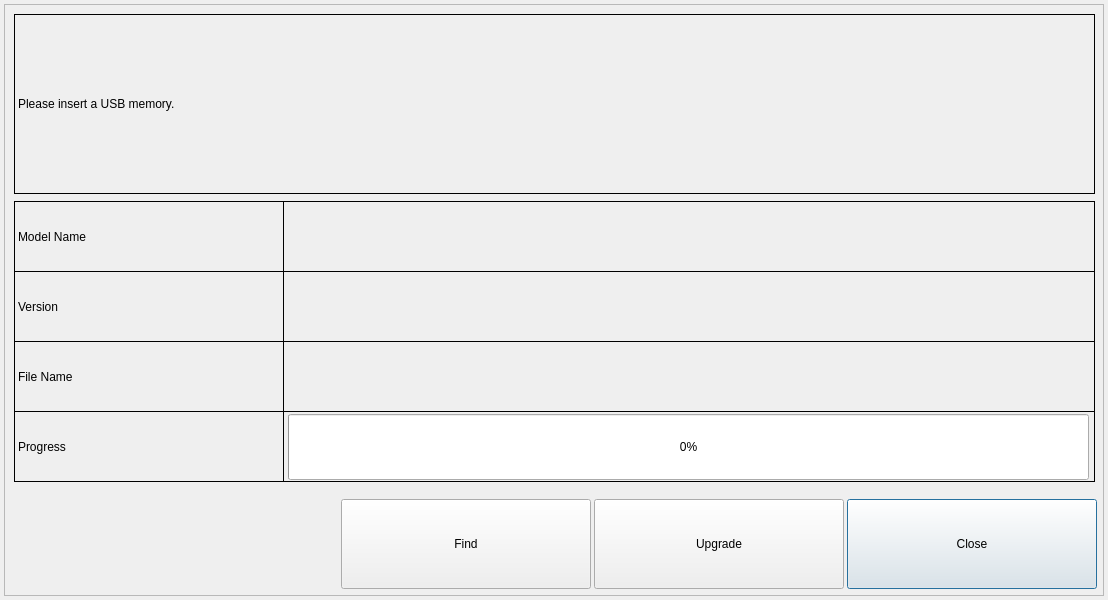
First picture: the form in gui/mainwidget/src/dvrsetup/system/upgrade/appupgradedialog.ui, repository yjsin-emastec/neptune, before the edit.
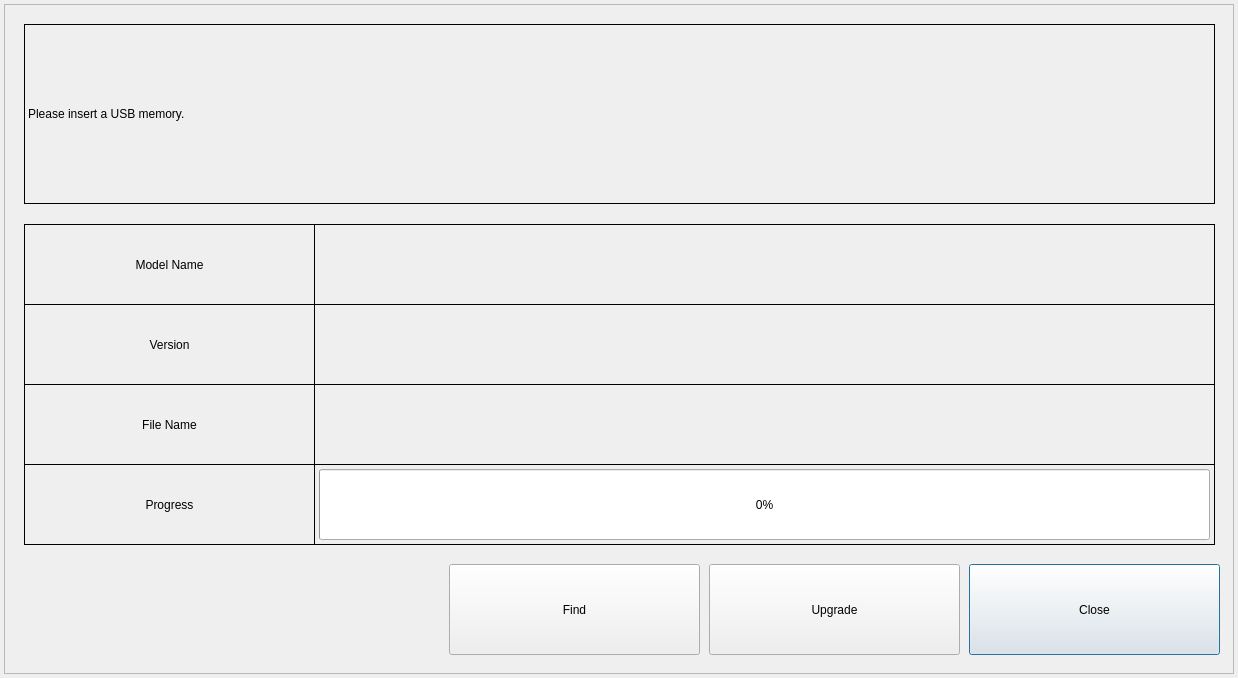
Second picture: the form after the edit.

```diff
--- a/gui/mainwidget/src/dvrsetup/system/upgrade/appupgradedialog.ui
+++ b/gui/mainwidget/src/dvrsetup/system/upgrade/appupgradedialog.ui
@@ -6,8 +6,8 @@
    <rect>
     <x>0</x>
     <y>0</y>
-    <width>1108</width>
-    <height>600</height>
+    <width>1238</width>
+    <height>678</height>
    </rect>
   </property>
   <property name="windowTitle">
@@ -18,8 +18,8 @@
     <rect>
      <x>4</x>
      <y>4</y>
-     <width>1100</width>
-     <height>592</height>
+     <width>1230</width>
+     <height>670</height>
     </rect>
    </property>
    <property name="frameShape">
@@ -31,10 +31,10 @@
    <widget class="QPushButton" name="buttonClose">
     <property name="geometry">
      <rect>
-      <x>843</x>
-      <y>495</y>
-      <width>250</width>
-      <height>90</height>
+      <x>965</x>
+      <y>560</y>
+      <width>251</width>
+      <height>91</height>
      </rect>
     </property>
     <property name="text">
@@ -44,9 +44,9 @@
    <widget class="QLabel" name="labelStatus">
     <property name="geometry">
      <rect>
-      <x>10</x>
-      <y>10</y>
-      <width>1081</width>
+      <x>20</x>
+      <y>20</y>
+      <width>1191</width>
       <height>180</height>
      </rect>
     </property>
@@ -60,10 +60,10 @@
    <widget class="QPushButton" name="buttonUpgrade">
     <property name="geometry">
      <rect>
-      <x>590</x>
-      <y>495</y>
-      <width>250</width>
-      <height>90</height>
+      <x>705</x>
+      <y>560</y>
+      <width>251</width>
+      <height>91</height>
      </rect>
     </property>
     <property name="text">
@@ -73,10 +73,10 @@
    <widget class="QPushButton" name="buttonFind">
     <property name="geometry">
      <rect>
-      <x>337</x>
-      <y>495</y>
-      <width>250</width>
-      <height>90</height>
+      <x>445</x>
+      <y>560</y>
+      <width>251</width>
+      <height>91</height>
      </rect>
     </property>
     <property name="text">
@@ -86,10 +86,10 @@
    <widget class="QLabel" name="labelModelName">
     <property name="geometry">
      <rect>
-      <x>10</x>
-      <y>197</y>
-      <width>270</width>
-      <height>71</height>
+      <x>20</x>
+      <y>220</y>
+      <width>291</width>
+      <height>81</height>
      </rect>
     </property>
     <property name="frameShape">
@@ -98,14 +98,17 @@
     <property name="text">
      <string>Model Name</string>
     </property>
+    <property name="alignment">
+     <set>Qt::AlignCenter</set>
+    </property>
    </widget>
    <widget class="QLabel" name="labelModelNameValue">
     <property name="geometry">
      <rect>
-      <x>279</x>
-      <y>197</y>
-      <width>812</width>
-      <height>71</height>
+      <x>310</x>
+      <y>220</y>
+      <width>901</width>
+      <height>81</height>
      </rect>
     </property>
     <property name="frameShape">
@@ -118,10 +121,10 @@
    <widget class="QLabel" name="labelVersion">
     <property name="geometry">
      <rect>
-      <x>10</x>
-      <y>267</y>
-      <width>270</width>
-      <height>71</height>
+      <x>20</x>
+      <y>300</y>
+      <width>291</width>
+      <height>81</height>
      </rect>
     </property>
     <property name="frameShape">
@@ -130,14 +133,17 @@
     <property name="text">
      <string>Version</string>
     </property>
+    <property name="alignment">
+     <set>Qt::AlignCenter</set>
+    </property>
    </widget>
    <widget class="QLabel" name="labelVersionValue">
     <property name="geometry">
      <rect>
-      <x>279</x>
-      <y>267</y>
-      <width>812</width>
-      <height>71</height>
+      <x>310</x>
+      <y>300</y>
+      <width>901</width>
+      <height>81</height>
      </rect>
     </property>
     <property name="frameShape">
@@ -150,10 +156,10 @@
    <widget class="QLabel" name="labelFileName">
     <property name="geometry">
      <rect>
-      <x>10</x>
-      <y>337</y>
-      <width>270</width>
-      <height>71</height>
+      <x>20</x>
+      <y>380</y>
+      <width>291</width>
+      <height>81</height>
      </rect>
     </property>
     <property name="frameShape">
@@ -162,14 +168,17 @@
     <property name="text">
      <string>File Name</string>
     </property>
+    <property name="alignment">
+     <set>Qt::AlignCenter</set>
+    </property>
    </widget>
    <widget class="QLabel" name="labelFileNameValue">
     <property name="geometry">
      <rect>
-      <x>279</x>
-      <y>337</y>
-      <width>812</width>
-      <height>71</height>
+      <x>310</x>
+      <y>380</y>
+      <width>901</width>
+      <height>81</height>
      </rect>
     </property>
     <property name="frameShape">
@@ -182,10 +191,10 @@
    <widget class="QProgressBar" name="progressBar">
     <property name="geometry">
      <rect>
-      <x>284</x>
-      <y>410</y>
-      <width>801</width>
-      <height>66</height>
+      <x>315</x>
+      <y>465</y>
+      <width>891</width>
+      <height>71</height>
      </rect>
     </property>
     <property name="value">
@@ -195,10 +204,10 @@
    <widget class="QLabel" name="labelProgress">
     <property name="geometry">
      <rect>
-      <x>10</x>
-      <y>407</y>
-      <width>270</width>
-      <height>71</height>
+      <x>20</x>
+      <y>460</y>
+      <width>291</width>
+      <height>81</height>
      </rect>
     </property>
     <property name="frameShape">
@@ -207,14 +216,17 @@
     <property name="text">
      <string>Progress</string>
     </property>
+    <property name="alignment">
+     <set>Qt::AlignCenter</set>
+    </property>
    </widget>
    <widget class="QLabel" name="labelProgressValue">
     <property name="geometry">
      <rect>
-      <x>279</x>
-      <y>407</y>
-      <width>812</width>
-      <height>71</height>
+      <x>310</x>
+      <y>460</y>
+      <width>901</width>
+      <height>81</height>
      </rect>
     </property>
     <property name="frameShape">
```
